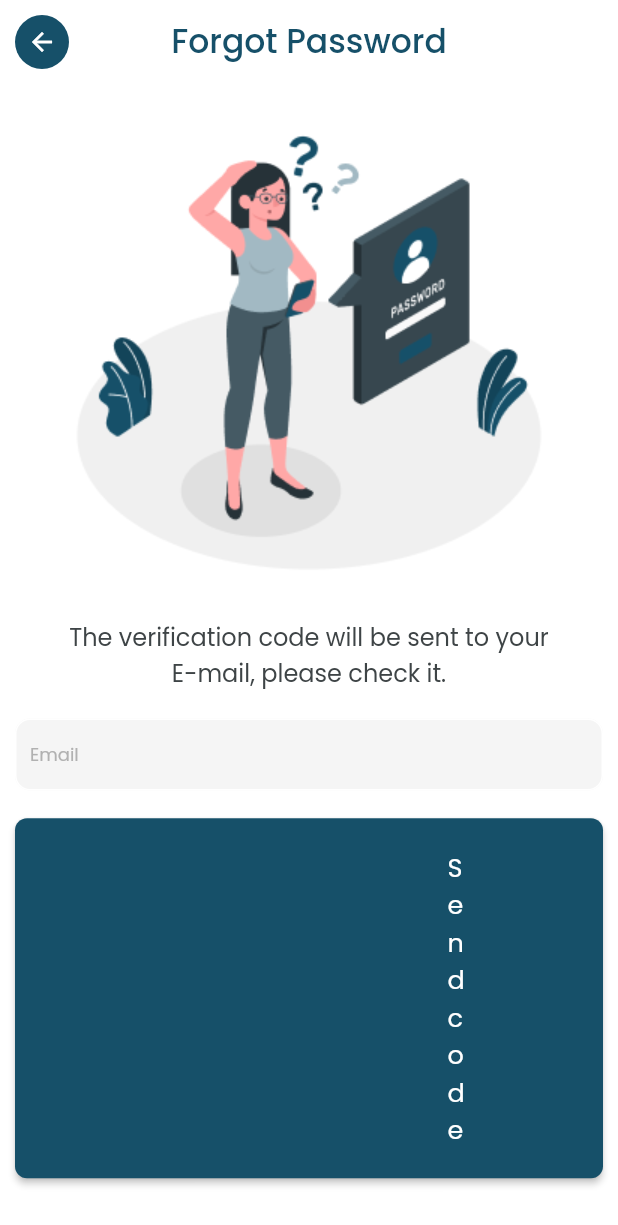
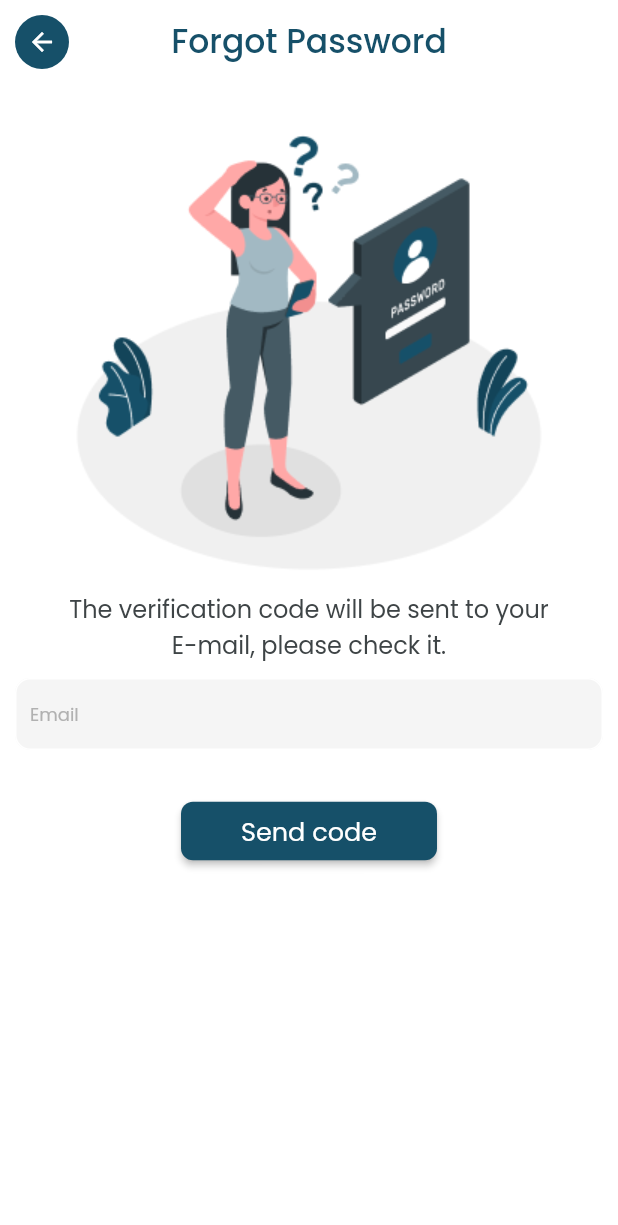
Before and after one commit to SalmaNada5/Task-Tech, a Flutter app: the ForgotPasswordScreen screen opened by its route, on a phone screen of 412 x 824 dp. Shown: the top 1225 px of the screen. Run offline on Flutter 3.47's test engine with Material 2 defaults, Android fonts, the phone set to English and light mode, and no system bars; our stand-ins replace custom_navigation_bar, dotted_border, file_picker, google_fonts, simple_gradient_text, smooth_page_indicator and 2 more; missing offline and left inert: flutter_rounded_progress_bar, syncfusion_flutter_core; network calls fail.

Commit message:
updates around the app

```diff
--- a/lib/main.dart
+++ b/lib/main.dart
@@ -81,7 +81,7 @@ class MyApp extends StatelessWidget {
         'addCard': (context) => const AddCardScreen(),
         'success': (context) => const CongratesScreen(),
       },
-      initialRoute: 'success',
+      initialRoute: 'home',
     );
   }
 }
--- a/lib/presentation/screens/forgot_password_screen.dart
+++ b/lib/presentation/screens/forgot_password_screen.dart
@@ -8,7 +8,7 @@ class ForgotPasswordScreen extends StatelessWidget {
   const ForgotPasswordScreen({super.key});
   @override
   Widget build(BuildContext context) {
-    double screenH = MediaQuery.of(context).size.height;
+    // double screenH = MediaQuery.of(context).size.height;
     final formKey = GlobalKey<FormState>();
     TextEditingController forgotPassEmailController = TextEditingController();
     return Scaffold(
@@ -39,6 +39,7 @@ class ForgotPasswordScreen extends StatelessWidget {
         padding: const EdgeInsets.all(10),
         child: Form(
           key: formKey,
+          child: SingleChildScrollView(
             child: Column(
               mainAxisAlignment: MainAxisAlignment.spaceBetween,
               children: [
@@ -50,6 +51,9 @@ class ForgotPasswordScreen extends StatelessWidget {
                     color: const Color(0xff3E4446),
                     fontSize: 16,
                   ),
+                ),
+                const SizedBox(
+                  height: 10,
                 ),
                 CustomTextFormField(
                   controller: forgotPassEmailController,
@@ -64,6 +68,9 @@ class ForgotPasswordScreen extends StatelessWidget {
                   },
                   hintText: 'Email',
                 ),
+                const SizedBox(
+                  height: 30,
+                ),
                 ElevatedButton(
                   onPressed: () {
                     if (formKey.currentState!.validate()) {
@@ -73,12 +80,10 @@ class ForgotPasswordScreen extends StatelessWidget {
                   },
                   style: ButtonStyle(
                     padding: MaterialStateProperty.all(
-                    EdgeInsets.symmetric(
-                      vertical: 20,
-                      horizontal: 0.35 * screenH,
+                      const EdgeInsets.symmetric(vertical: 7, horizontal: 40),
                     ),
-                  ),
-                  backgroundColor: MaterialStateProperty.all(primaryLightColor),
+                    backgroundColor:
+                        MaterialStateProperty.all(primaryLightColor),
                     shape: MaterialStateProperty.all(
                       RoundedRectangleBorder(
                           borderRadius: BorderRadius.circular(8)),
@@ -100,6 +105,7 @@ class ForgotPasswordScreen extends StatelessWidget {
             ),
           ),
         ),
+      ),
     );
   }
 }
--- a/lib/presentation/screens/home/home_screen.dart
+++ b/lib/presentation/screens/home/home_screen.dart
@@ -208,7 +208,7 @@ class _HomeScreenState extends State<HomeScreen> {
                           ),
                         ),
                         SizedBox(
-                          height: 0.2 * screenH,
+                          height: screenH * 0.27,
                           child: ListView.builder(
                               scrollDirection: Axis.horizontal,
                               shrinkWrap: true,
--- a/lib/presentation/screens/posts/posts_screen.dart
+++ b/lib/presentation/screens/posts/posts_screen.dart
@@ -19,7 +19,7 @@ class _PostsScreenState extends State<PostsScreen> {
 
   final String _accountName = 'salma nada';
   final String _postTime = '1 Hr ago';
-  final String _postDescription = 'sdkhdoguh\nliudifgpu\nddop\n;fhkgip\niot';
+  final String _postDescription = 'sdkhdoguhliudifgpuddop;fhkgipiot';
   @override
   Widget build(BuildContext context) {
     return Container(
--- a/lib/presentation/screens/posts/reusable_post_widget.dart
+++ b/lib/presentation/screens/posts/reusable_post_widget.dart
@@ -19,7 +19,7 @@ class ReusablePostWidget extends StatelessWidget {
     return Container(
       margin: const EdgeInsets.all(10),
       padding: const EdgeInsets.all(10),
-      height: MediaQuery.of(context).size.height * 0.25,
+      height: MediaQuery.of(context).size.height * 0.3,
       decoration: BoxDecoration(
         borderRadius: BorderRadius.circular(6),
         color: const Color(0xffF5F5F5),
@@ -57,7 +57,7 @@ class ReusablePostWidget extends StatelessWidget {
             height: 15,
           ),
           SizedBox(
-            height: MediaQuery.of(context).size.height * 0.1,
+            height: MediaQuery.of(context).size.height * 0.11,
             child: Text(
               postDescription,
               softWrap: true,
```
Also changed, not shown: lib/presentation/screens/verification_code_screen.dart (+7 -2 lines). Lines whose indentation alone changed are shown as unchanged.
